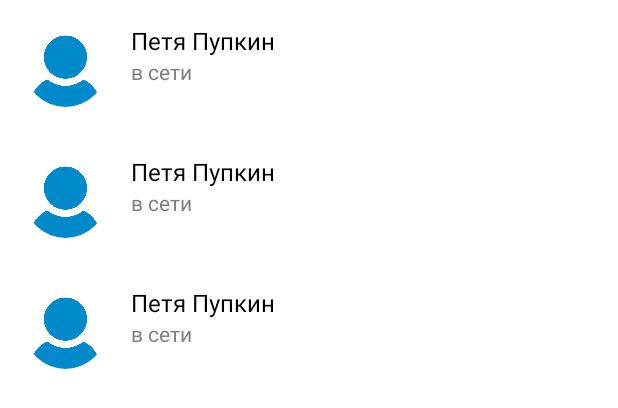
After one commit to Ovilord1992/pupachat, an Android app: the layout fragment_contacts.xml on its own in the app's theme, with its tools: preview values and no code run, on a phone screen of 412 x 824 dp. The commit adds this screen. Shown: the top 408 px of the screen. Run offline under Robolectric (Android 15) with nearby library versions, the phone set to English and light mode, and no system bars.

Commit message:
добавлен фрагмента с контактами

```diff
--- /dev/null
+++ b/app/src/main/res/layout/contact_item.xml
@@ -0,0 +1,33 @@
+<?xml version="1.0" encoding="utf-8"?>
+<androidx.constraintlayout.widget.ConstraintLayout xmlns:android="http://schemas.android.com/apk/res/android"
+    xmlns:app="http://schemas.android.com/apk/res-auto"
+    xmlns:tools="http://schemas.android.com/tools"
+    android:layout_width="match_parent"
+    android:layout_margin="@dimen/horizontal_margin"
+    style="@style/settingsButtons"
+    android:layout_height="wrap_content">
+
+    <de.hdodenhof.circleimageview.CircleImageView
+        android:id="@+id/contact_photo"
+        android:layout_width="@dimen/settings_user_photo_width"
+        android:layout_height="@dimen/settings_user_photo_height"
+        android:src="@drawable/default_photo"
+        app:layout_constraintBottom_toBottomOf="parent"
+        app:layout_constraintTop_toTopOf="parent"
+        app:layout_constraintStart_toStartOf="parent"/>
+
+    <TextView
+        android:id="@+id/contact_fullname"
+        style="@style/normalText"
+        tools:text="Петя Пупкин"
+        app:layout_constraintStart_toEndOf="@id/contact_photo"
+        app:layout_constraintTop_toTopOf="parent"
+        />
+
+    <TextView
+        style="@style/smallText"
+        tools:text="в сети"
+        app:layout_constraintStart_toEndOf="@id/contact_photo"
+        app:layout_constraintTop_toBottomOf="@id/contact_fullname"/>
+
+</androidx.constraintlayout.widget.ConstraintLayout>
--- /dev/null
+++ b/app/src/main/res/layout/fragment_contacts.xml
@@ -0,0 +1,15 @@
+<FrameLayout xmlns:android="http://schemas.android.com/apk/res/android"
+    xmlns:tools="http://schemas.android.com/tools"
+    android:layout_width="match_parent"
+    android:layout_height="match_parent"
+    xmlns:app="http://schemas.android.com/apk/res-auto"
+    tools:context="com.pupachat.ui.fragments.ContactsFragment">
+
+    <androidx.recyclerview.widget.RecyclerView
+        android:id="@+id/contacts_recycler_view"
+        android:layout_width="match_parent"
+        android:layout_height="match_parent"
+        tools:listitem="@layout/contact_item"
+        app:layoutManager="androidx.recyclerview.widget.LinearLayoutManager"/>
+
+</FrameLayout>
```
Also changed, not shown: app/src/main/java/com/pupachat/MainActivity.kt (+10 -8 lines), app/src/main/java/com/pupachat/models/CommonModel.kt (added, +11 -0 lines), app/src/main/java/com/pupachat/ui/fragments/ContactsFragment.kt (added, +18 -0 lines), app/src/main/java/com/pupachat/ui/fragments/EnterCodeFragment.kt (+10 -10 lines), app/src/main/java/com/pupachat/ui/objects/AppDrawer.kt (+19 -12 lines), app/src/main/java/com/pupachat/utilits/appDatabaseHelper.kt (+44 -1 lines).
